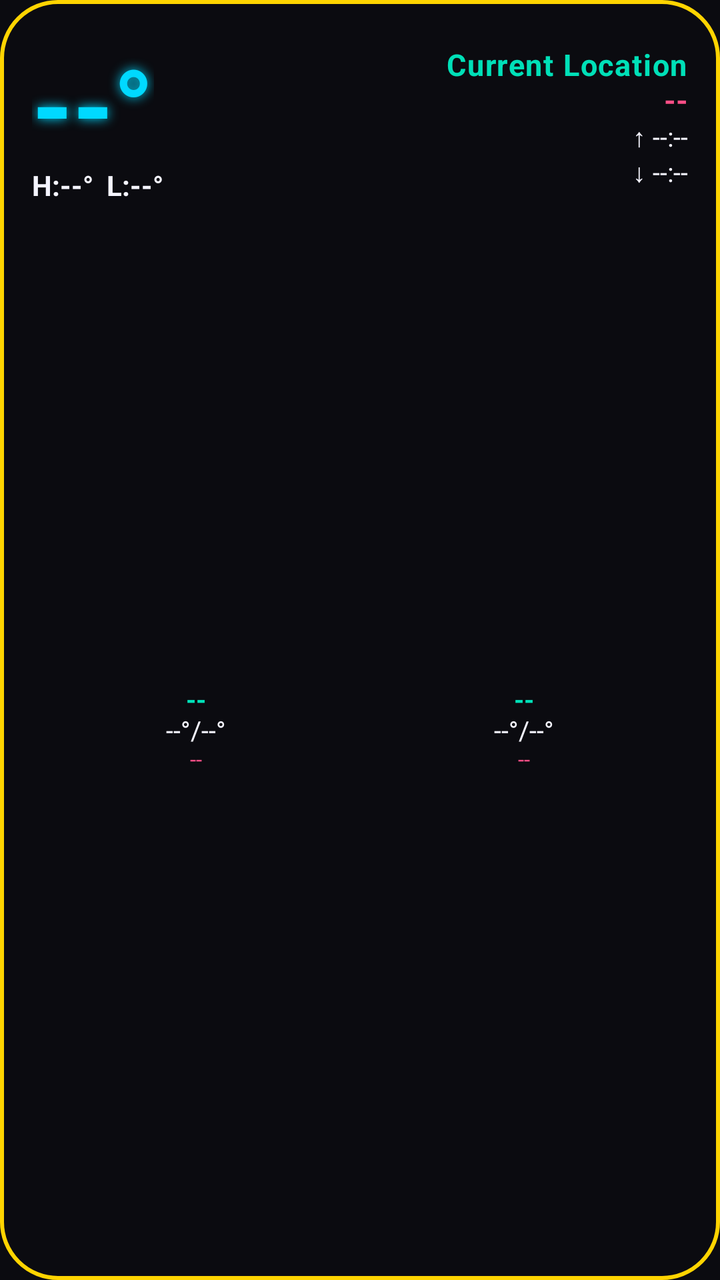
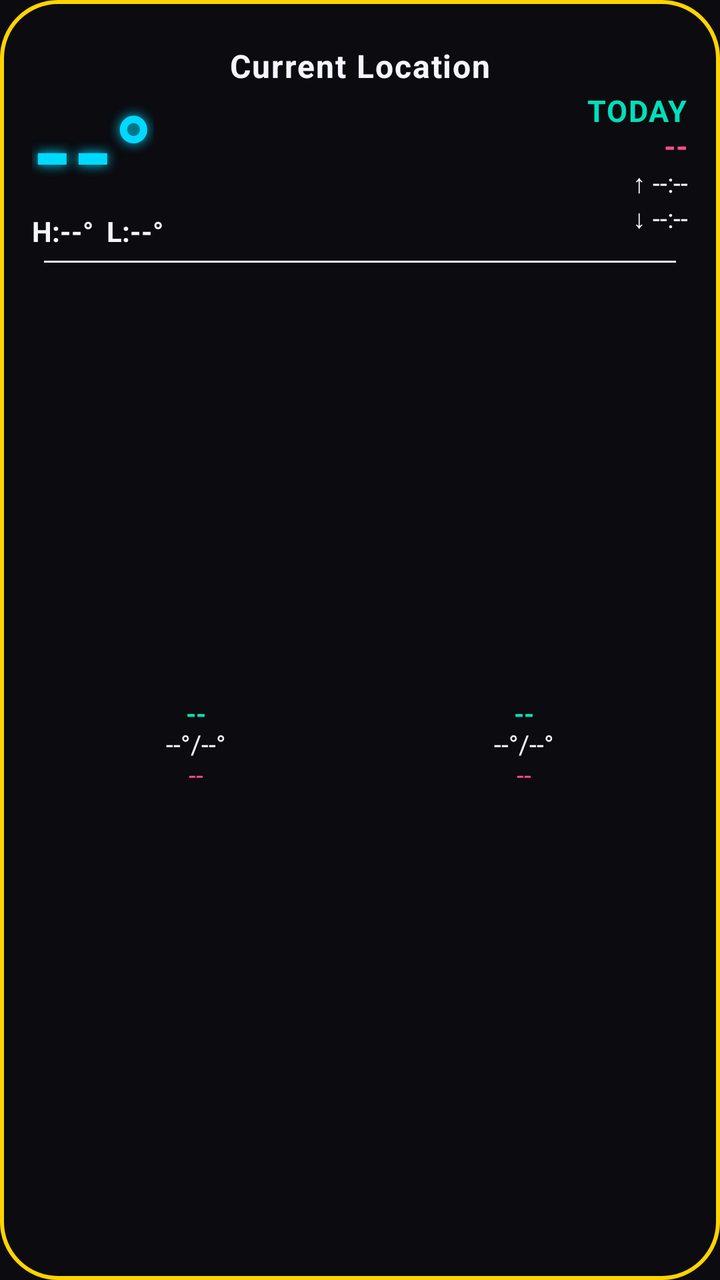

Before-and-after screenshots of an Android layout around one commit, followed by the original layout XML and the change that was made.
<!-- AndroidManifest.xml: application theme Theme.WeatherWidget -->
<!-- res/layout/widget_weather.xml -->
<?xml version="1.0" encoding="utf-8"?>
<LinearLayout xmlns:android="http://schemas.android.com/apk/res/android"
    android:id="@+id/weatherWidgetRoot"
    android:layout_width="match_parent"
    android:layout_height="match_parent"
    android:orientation="vertical"
    android:background="@drawable/widget_background"
    android:paddingTop="24dp"
    android:paddingBottom="16dp"
    android:paddingStart="16dp"
    android:paddingEnd="16dp">

    <LinearLayout
        android:layout_width="match_parent"
        android:layout_height="wrap_content"
        android:orientation="horizontal">

        
        <LinearLayout
            android:layout_width="0dp"
            android:layout_weight="1"
            android:layout_height="wrap_content"
            android:orientation="vertical"
            android:gravity="start">

            <TextView
                android:id="@+id/tempText"
                android:layout_width="wrap_content"
                android:layout_height="wrap_content"
                android:includeFontPadding="false"
                android:textColor="@color/retro_cyan"
                android:textSize="52sp"
                android:textStyle="bold"
                android:shadowColor="@color/retro_cyan"
                android:shadowDx="0"
                android:shadowDy="0"
                android:shadowRadius="14"
                android:text="--°" />

            <TextView
                android:id="@+id/todayHighLowText"
                android:layout_width="wrap_content"
                android:layout_height="wrap_content"
                android:includeFontPadding="false"
                android:textColor="@color/retro_white"
                android:textSize="14sp"
                android:textStyle="bold"
                android:maxLines="1"
                android:ellipsize="end"
                android:text="H:--°  L:--°" />

        </LinearLayout>

        
        <LinearLayout
            android:layout_width="0dp"
            android:layout_weight="1"
            android:layout_height="wrap_content"
            android:orientation="vertical"
            android:gravity="end">

            <TextView
                android:id="@+id/locationText"
                android:layout_width="wrap_content"
                android:layout_height="wrap_content"
                android:includeFontPadding="false"
                android:textColor="@color/retro_teal"
                android:textSize="15sp"
                android:textStyle="bold"
                android:letterSpacing="0.04"
                android:maxLines="1"
                android:ellipsize="end"
                android:text="@string/current_location" />

            
            <TextView
                android:id="@+id/conditionText"
                android:layout_width="wrap_content"
                android:layout_height="wrap_content"
                android:includeFontPadding="false"
                android:textColor="@color/retro_pink"
                android:textSize="15sp"
                android:textStyle="bold"
                android:maxLines="1"
                android:ellipsize="end"
                android:text="--" />

            
            <LinearLayout
                android:id="@+id/sunRow"
                android:layout_width="wrap_content"
                android:layout_height="wrap_content"
                android:orientation="vertical"
                android:gravity="end">

                <TextView
                    android:id="@+id/sunriseText"
                    android:layout_width="wrap_content"
                    android:layout_height="wrap_content"
                    android:includeFontPadding="false"
                    android:textColor="@color/retro_white"
                    android:textSize="13sp"
                    android:maxLines="1"
                    android:ellipsize="end"
                    android:text="↑ --:--" />

                <TextView
                    android:id="@+id/sunsetText"
                    android:layout_width="wrap_content"
                    android:layout_height="wrap_content"
                    android:includeFontPadding="false"
                    android:textColor="@color/retro_white"
                    android:textSize="13sp"
                    android:maxLines="1"
                    android:ellipsize="end"
                    android:text="↓ --:--" />

            </LinearLayout>

        </LinearLayout>

    </LinearLayout>

    
    <LinearLayout
        android:id="@+id/forecastRow"
        android:layout_width="match_parent"
        android:layout_height="0dp"
        android:layout_weight="1"
        android:orientation="horizontal"
        android:layout_marginTop="4dp">

        <LinearLayout
            android:layout_width="0dp"
            android:layout_weight="1"
            android:layout_height="match_parent"
            android:orientation="vertical"
            android:gravity="center">

            <TextView
                android:id="@+id/forecast1Day"
                android:layout_width="wrap_content"
                android:layout_height="wrap_content"
                android:includeFontPadding="false"
                android:textColor="@color/retro_teal"
                android:textStyle="bold"
                android:textSize="13sp"
                android:text="--" />

            <TextView
                android:id="@+id/forecast1HighLow"
                android:layout_width="wrap_content"
                android:layout_height="wrap_content"
                android:includeFontPadding="false"
                android:textColor="@color/retro_white"
                android:textSize="13sp"
                android:text="--°/--°" />

            
            <TextView
                android:id="@+id/forecast1Condition"
                android:layout_width="wrap_content"
                android:layout_height="wrap_content"
                android:includeFontPadding="false"
                android:textColor="@color/retro_pink"
                android:textSize="11sp"
                android:text="--" />

        </LinearLayout>

        <LinearLayout
            android:layout_width="0dp"
            android:layout_weight="1"
            android:layout_height="match_parent"
            android:orientation="vertical"
            android:gravity="center">

            <TextView
                android:id="@+id/forecast2Day"
                android:layout_width="wrap_content"
                android:layout_height="wrap_content"
                android:includeFontPadding="false"
                android:textColor="@color/retro_teal"
                android:textStyle="bold"
                android:textSize="13sp"
                android:text="--" />

            <TextView
                android:id="@+id/forecast2HighLow"
                android:layout_width="wrap_content"
                android:layout_height="wrap_content"
                android:includeFontPadding="false"
                android:textColor="@color/retro_white"
                android:textSize="13sp"
                android:text="--°/--°" />

            
            <TextView
                android:id="@+id/forecast2Condition"
                android:layout_width="wrap_content"
                android:layout_height="wrap_content"
                android:includeFontPadding="false"
                android:textColor="@color/retro_pink"
                android:textSize="11sp"
                android:text="--" />

        </LinearLayout>

    </LinearLayout>

    
    <TextView
        android:id="@+id/updatedText"
        android:layout_width="match_parent"
        android:layout_height="wrap_content"
        android:includeFontPadding="false"
        android:textColor="@color/retro_white_dim"
        android:textSize="10sp"
        android:maxLines="1"
        android:ellipsize="end"
        android:visibility="gone"
        android:text="" />

</LinearLayout>
<!-- resources referenced by this layout -->
<resources>
  <color name="retro_cyan">#00D9FF</color>
  <color name="retro_pink">#FF4F87</color>
  <color name="retro_teal">#00E0B8</color>
  <color name="retro_white">#F5F5FF</color>
  <color name="retro_white_dim">#8C8C99</color>
  <!-- drawable widget_background (drawable) -->
  <?xml version="1.0" encoding="utf-8"?>
  <layer-list xmlns:android="http://schemas.android.com/apk/res/android">
      <item>
          <shape android:shape="rectangle">
              <solid android:color="@color/widget_bg" />
              <corners android:radius="@dimen/widget_corner_radius" />
          </shape>
      </item>
      <item>
          <shape android:shape="rectangle">
              <stroke
                  android:width="2dp"
                  android:color="@color/retro_yellow" />
              <corners android:radius="@dimen/widget_corner_radius" />
          </shape>
      </item>
  </layer-list>
  <string name="current_location">Current Location</string>
  <style name="Theme.WeatherWidget" parent="Theme.MaterialComponents.NoActionBar">
          <item name="colorPrimary">@color/retro_teal</item>
          <item name="colorPrimaryDark">@color/black</item>
          <item name="colorAccent">@color/retro_cyan</item>
          <item name="android:windowBackground">@color/widget_bg</item>
          <item name="android:textColorPrimary">@color/retro_white</item>
          <item name="android:textColorSecondary">@color/retro_white</item>
      </style>
  <color name="widget_bg">#0B0B10</color>
  <dimen name="widget_corner_radius">20dp</dimen>
  <color name="retro_yellow">#FFD400</color>
  <color name="black">#000000</color>
</resources>

<!-- the commit's change to res/layout/widget_weather.xml (unified diff, before → after) -->
@@ -10,10 +10,26 @@
     android:paddingStart="16dp"
     android:paddingEnd="16dp">
 
+    
+    <TextView
+        android:id="@+id/cityText"
+        android:layout_width="match_parent"
+        android:layout_height="wrap_content"
+        android:gravity="center"
+        android:includeFontPadding="false"
+        android:textColor="@color/retro_white"
+        android:textStyle="bold"
+        android:letterSpacing="0.04"
+        android:maxLines="1"
+        android:ellipsize="end"
+        android:textSize="16sp"
+        android:text="@string/current_location" />
+
     <LinearLayout
         android:layout_width="match_parent"
         android:layout_height="wrap_content"
-        android:orientation="horizontal">
+        android:orientation="horizontal"
+        android:layout_marginTop="4dp">
 
         
         <LinearLayout
@@ -60,7 +76,7 @@
             android:gravity="end">
 
             <TextView
-                android:id="@+id/locationText"
+                android:id="@+id/todayLabelText"
                 android:layout_width="wrap_content"
                 android:layout_height="wrap_content"
                 android:includeFontPadding="false"
@@ -70,9 +86,8 @@
                 android:letterSpacing="0.04"
                 android:maxLines="1"
                 android:ellipsize="end"
-                android:text="@string/current_location" />
-
-            
+                android:text="@string/widget_today_label" />
+
             <TextView
                 android:id="@+id/conditionText"
                 android:layout_width="wrap_content"
@@ -122,13 +137,23 @@
     </LinearLayout>
 
     
+    <View
+        android:id="@+id/divider"
+        android:layout_width="match_parent"
+        android:layout_height="1dp"
+        android:layout_marginTop="6dp"
+        android:layout_marginBottom="6dp"
+        android:layout_marginStart="6dp"
+        android:layout_marginEnd="6dp"
+        android:background="@color/retro_white" />
+
+    
     <LinearLayout
         android:id="@+id/forecastRow"
         android:layout_width="match_parent"
         android:layout_height="0dp"
         android:layout_weight="1"
-        android:orientation="horizontal"
-        android:layout_marginTop="4dp">
+        android:orientation="horizontal">
 
         <LinearLayout
             android:layout_width="0dp"
@@ -163,7 +188,7 @@
                 android:layout_height="wrap_content"
                 android:includeFontPadding="false"
                 android:textColor="@color/retro_pink"
-                android:textSize="11sp"
+                android:textSize="13sp"
                 android:text="--" />
 
         </LinearLayout>
@@ -201,7 +226,7 @@
                 android:layout_height="wrap_content"
                 android:includeFontPadding="false"
                 android:textColor="@color/retro_pink"
-                android:textSize="11sp"
+                android:textSize="13sp"
                 android:text="--" />
 
         </LinearLayout>
@@ -213,12 +238,13 @@
         android:id="@+id/updatedText"
         android:layout_width="match_parent"
         android:layout_height="wrap_content"
+        android:layout_marginTop="4dp"
         android:includeFontPadding="false"
+        android:gravity="center"
         android:textColor="@color/retro_white_dim"
         android:textSize="10sp"
         android:maxLines="1"
         android:ellipsize="end"
-        android:visibility="gone"
         android:text="" />
 
 </LinearLayout>
<!-- resource entries referenced after the edit -->
@@ -24,6 +24,7 @@
       </item>
   </layer-list>
   <string name="current_location">Current Location</string>
+  <string name="widget_today_label">TODAY</string>
   <style name="Theme.WeatherWidget" parent="Theme.MaterialComponents.NoActionBar">
           <item name="colorPrimary">@color/retro_teal</item>
           <item name="colorPrimaryDark">@color/black</item>
